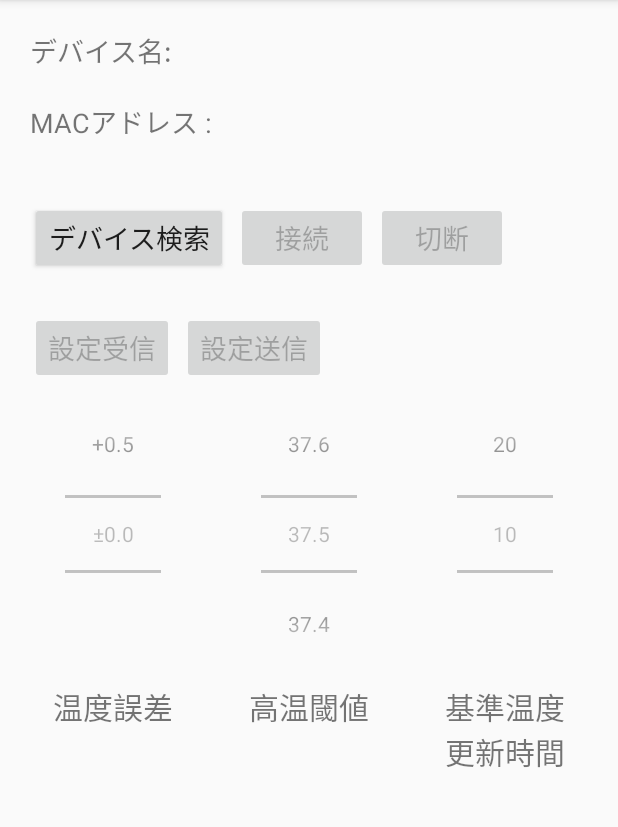
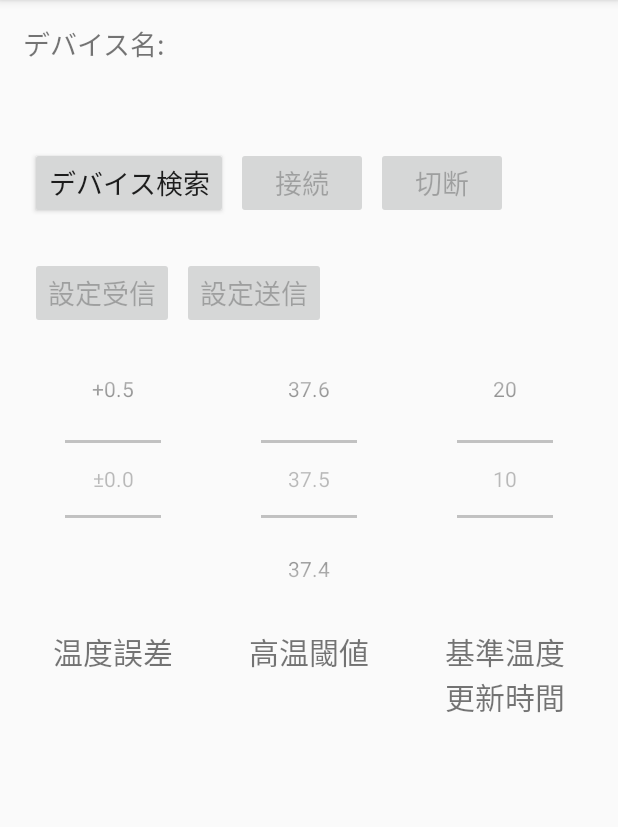
Before and after one commit to y-kato19321/BLE_Communicator, an Android app: the MainActivity screen opened directly, with no data from a screen before it, on a phone screen of 412 x 824 dp, the part 84-911 px from its top. Run offline under Robolectric (Android 15) with nearby library versions, the phone set to English and light mode, and no system bars; 2 statements that could not run were skipped.

Commit message:
高温閾値の範囲修正。MACアドレス表示部修正。

```diff
--- a/app/build.gradle
+++ b/app/build.gradle
@@ -6,8 +6,8 @@ android {
 
     defaultConfig {
         applicationId "com.example.ble_communicator"
-        minSdkVersion 23
-        targetSdkVersion 21
+        minSdkVersion 22
+        targetSdkVersion 30
         versionCode 1
         versionName "1.0"
 
--- a/app/src/main/java/com/example/ble_communicator/data/NumberPickerData.java
+++ b/app/src/main/java/com/example/ble_communicator/data/NumberPickerData.java
@@ -20,9 +20,7 @@ public class NumberPickerData {
             "39.9", "39.8", "39.7", "39.6", "39.5", "39.4", "39.3", "39.2", "39.1", "39.0",
             "38.9", "38.8", "38.7", "38.6", "38.5", "38.4", "38.3", "38.2", "38.1", "38.0",
             "37.9", "37.8", "37.7", "37.6", "37.5", "37.4", "37.3", "37.2", "37.1", "37.0",
-            "36.9", "36.8", "36.7", "36.6", "36.5", "36.4", "36.3", "36.2", "36.1", "36.0",
-            "35.9", "35.8", "35.7", "35.6", "35.5", "35.4", "35.3", "35.2", "35.1", "35.0",
-            "34.9", "34.8", "34.7", "34.6", "34.5"
+            "36.9", "36.8"
     };
 
     final String[] np_referencetemperatureupdatetime_list = {
--- a/app/src/main/res/layout/activity_main.xml
+++ b/app/src/main/res/layout/activity_main.xml
@@ -8,7 +8,7 @@
     <LinearLayout
         android:layout_width="match_parent"
         android:layout_height="wrap_content"
-        android:layout_margin="10dp"
+        android:layout_margin="5dp"
         android:orientation="horizontal">
 
         <TextView
@@ -25,36 +25,26 @@
             android:id="@+id/textview_devicename"
             android:layout_width="match_parent"
             android:layout_height="wrap_content"
-            android:textSize="18sp"/>
+            android:textSize="20sp"/>
 
     </LinearLayout>
 
     <LinearLayout
         android:layout_width="match_parent"
         android:layout_height="wrap_content"
-        android:layout_margin="10dp"
+        android:layout_margin="5dp"
         android:orientation="horizontal">
-
-        <TextView
-            android:layout_width="wrap_content"
-            android:layout_height="wrap_content"
-            android:text="@string/device_address"
-            android:textSize="18sp"/>
-
-        <Space
-            android:layout_width="5dp"
-            android:layout_height="wrap_content"/>
 
         <TextView
             android:id="@+id/textview_deviceaddress"
             android:layout_width="match_parent"
             android:layout_height="wrap_content"
-            android:textSize="18sp"/>
+            android:textSize="14sp"/>
     </LinearLayout>
 
     <Space
         android:layout_width="match_parent"
-        android:layout_height="20dp"/>
+        android:layout_height="10dp"/>
 
     <LinearLayout
         android:layout_width="wrap_content"
```
